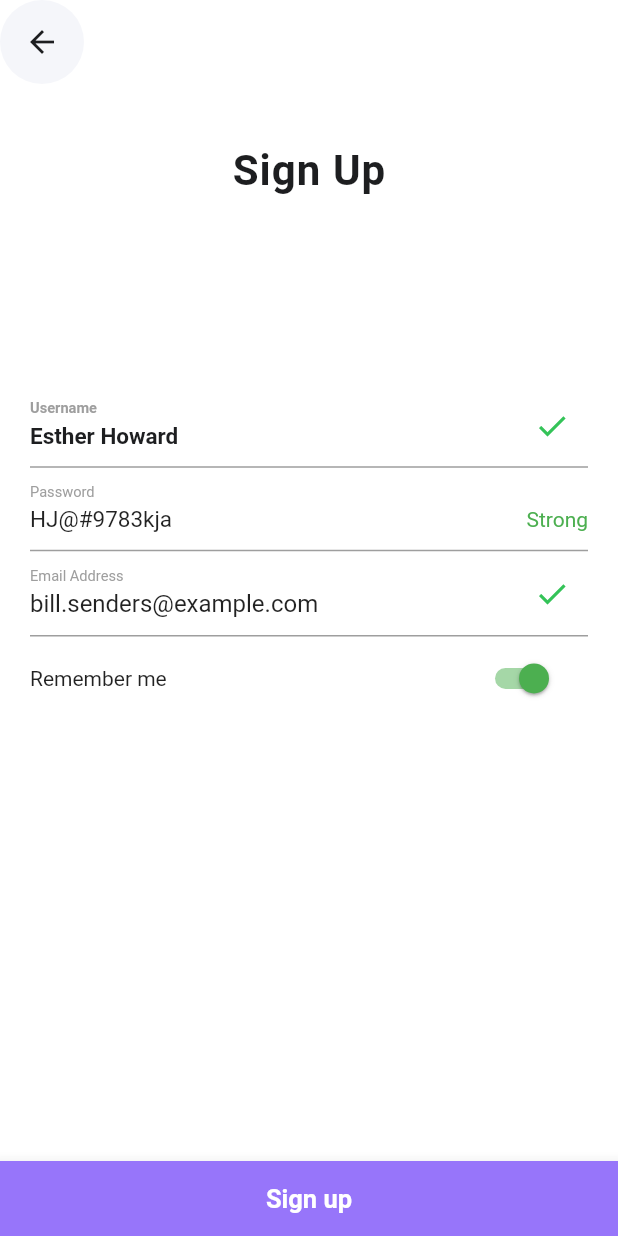
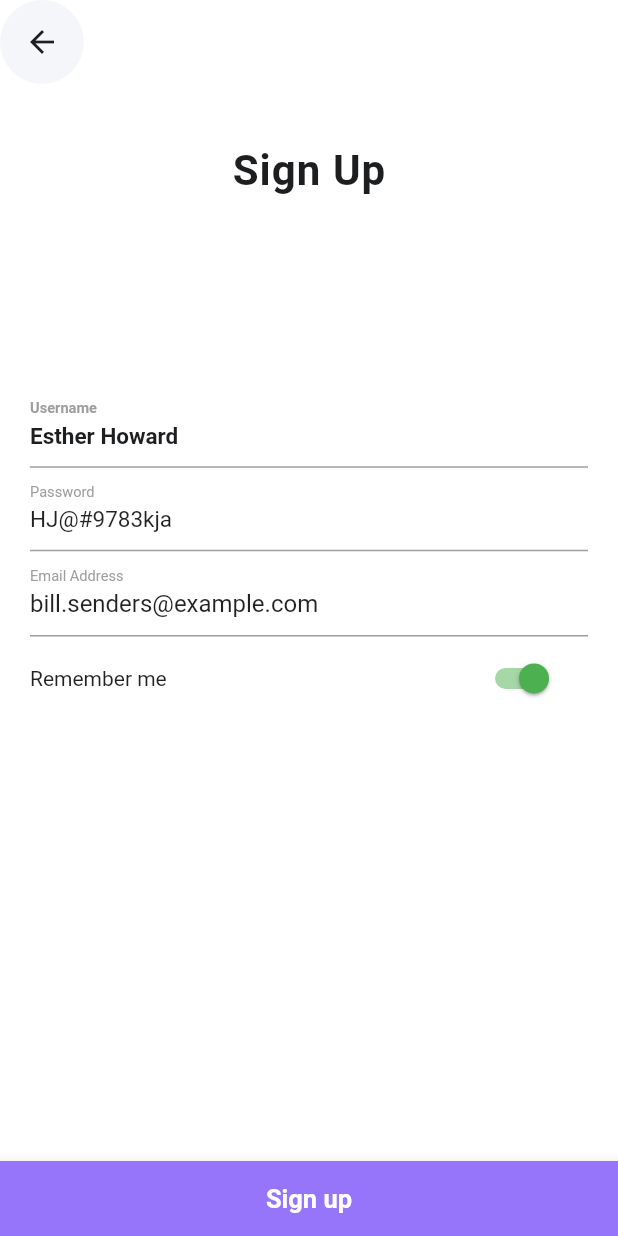
Before and after one commit to mucyorene/lazaApp, a Flutter app: the Screen3 screen opened directly, on a phone screen of 412 x 824 dp. Run offline on Flutter 3.47's test engine with Material 2 defaults, Android fonts, the phone set to English and light mode, and no system bars; our stand-ins replace font_awesome_flutter.

```diff
--- a/lib/Screens/Screen3/Screen3.dart
+++ b/lib/Screens/Screen3/Screen3.dart
@@ -15,6 +15,31 @@ class _Screen3State extends State<Screen3> {
   bool _toggled = true;
   Validators validators = Validators();
   final GlobalKey<FormState> _formKey = GlobalKey<FormState>();
+
+  String strongPwd = '';
+  String? email;
+  String? correctName;
+
+  String isPwdStrong(String? validationValue) {
+    if (validationValue == null) {
+      return 'strong';
+    }
+    return 'weak';
+  }
+
+  isNameValid(String? nameResult) {
+    if (nameResult == null) {
+      return 'valid';
+    }
+    return '';
+  }
+
+  isEmailValid(String? emailResult) {
+    if (emailResult == null) {
+      return 'valid';
+    }
+    return '';
+  }
 
   @override
   Widget build(BuildContext context) {
@@ -83,7 +108,14 @@ class _Screen3State extends State<Screen3> {
                   key: _formKey,
                   child: Column(children: [
                     TextFormField(
-                      validator: Validators.validateName,
+                      validator: (value) {
+                        var validName = Validators.validateName(value);
+                        setState(() {
+                          correctName = isNameValid(validName);
+                        });
+
+                        return Validators.validateName(value);
+                      },
                       onChanged: (value) {
                         _formKey.currentState!.validate();
                       },
@@ -92,40 +124,58 @@ class _Screen3State extends State<Screen3> {
                           color: Color(0xff1D1E20),
                           fontWeight: FontWeight.bold,
                           fontSize: 15.0),
-                      decoration: const InputDecoration(
+                      decoration: InputDecoration(
                           labelText: "Username",
-                          suffixIcon: Icon(
-                            Icons.check,
-                            color: Color(0xff34C358),
-                          ),
-                          labelStyle:
-                              TextStyle(color: Colors.grey, fontSize: 13.0)),
+                          suffixIcon: correctName == 'valid'
+                              ? const Icon(
+                                  Icons.check,
+                                  color: Color(0xff34C358),
+                                )
+                              : null,
+                          labelStyle: const TextStyle(
+                              color: Colors.grey, fontSize: 13.0)),
                     ),
                     TextFormField(
-                      validator: Validators.validatePassword,
+                      validator: (value) {
+                        String? pwdPassed = Validators.validatePassword(value);
+                        setState(() {
+                          strongPwd = isPwdStrong(pwdPassed);
+                        });
+
+                        return Validators.validatePassword(value);
+                      },
                       onChanged: (value) {
                         _formKey.currentState!.validate();
                       },
                       initialValue: "HJ@#9783kja",
                       style: const TextStyle(fontSize: 15),
-                      decoration: const InputDecoration(
+                      decoration: InputDecoration(
                           labelText: "Password",
-                          suffixText: 'Strong',
-                          suffixStyle: TextStyle(color: Colors.green),
-                          labelStyle:
-                              TextStyle(color: Colors.grey, fontSize: 13.0)),
+                          suffixText: strongPwd == 'strong' ? 'Strong' : null,
+                          suffixStyle: const TextStyle(color: Colors.green),
+                          labelStyle: const TextStyle(
+                              color: Colors.grey, fontSize: 13.0)),
                     ),
                     TextFormField(
                       initialValue: "bill.senders@example.com",
-                      decoration: const InputDecoration(
+                      decoration: InputDecoration(
                           labelText: "Email Address",
-                          suffixIcon: Icon(
-                            Icons.check,
-                            color: Color(0xff34C358),
-                          ),
-                          labelStyle:
-                              TextStyle(color: Colors.grey, fontSize: 13.0)),
-                      validator: Validators.validateEmail,
+                          suffixIcon: email == 'valid'
+                              ? const Icon(
+                                  Icons.check,
+                                  color: Color(0xff34C358),
+                                )
+                              : null,
+                          labelStyle: const TextStyle(
+                              color: Colors.grey, fontSize: 13.0)),
+                      validator: (value) {
+                        String? validEmail = Validators.validateEmail(value);
+                        setState(() {
+                          email = isEmailValid(validEmail);
+                        });
+
+                        return Validators.validateEmail(value);
+                      },
                       onChanged: (value) {
                         _formKey.currentState!.validate();
                       },
```
Also changed, not shown: lib/Screens/screen4/screen4.dart (+14 -14 lines).
